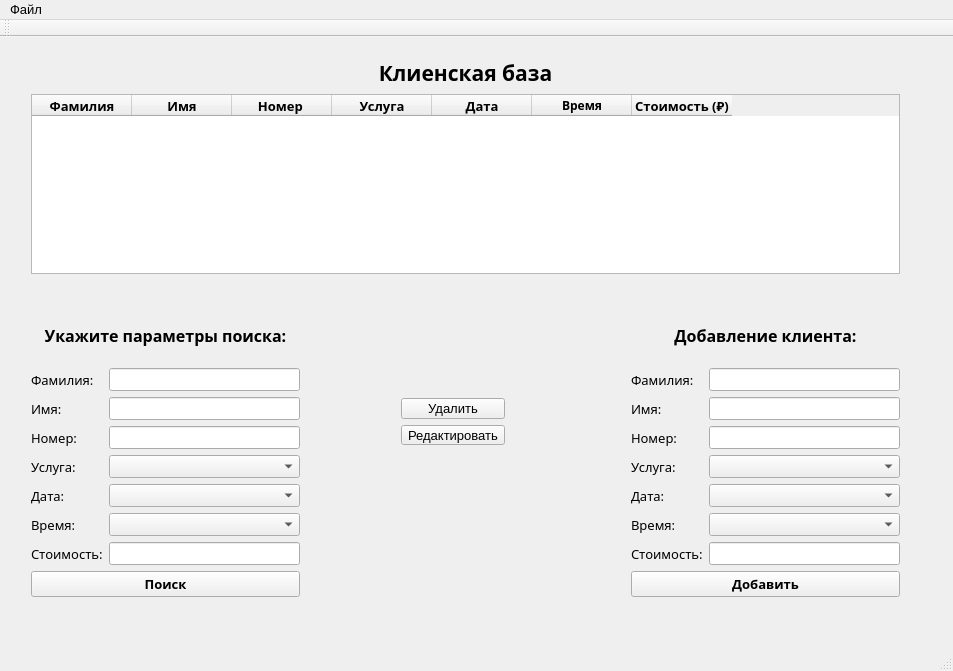
Old version of the form Final_Version_CourceWork/mainwindow.ui in the repository Spooxion/-hairdresser_search_system.
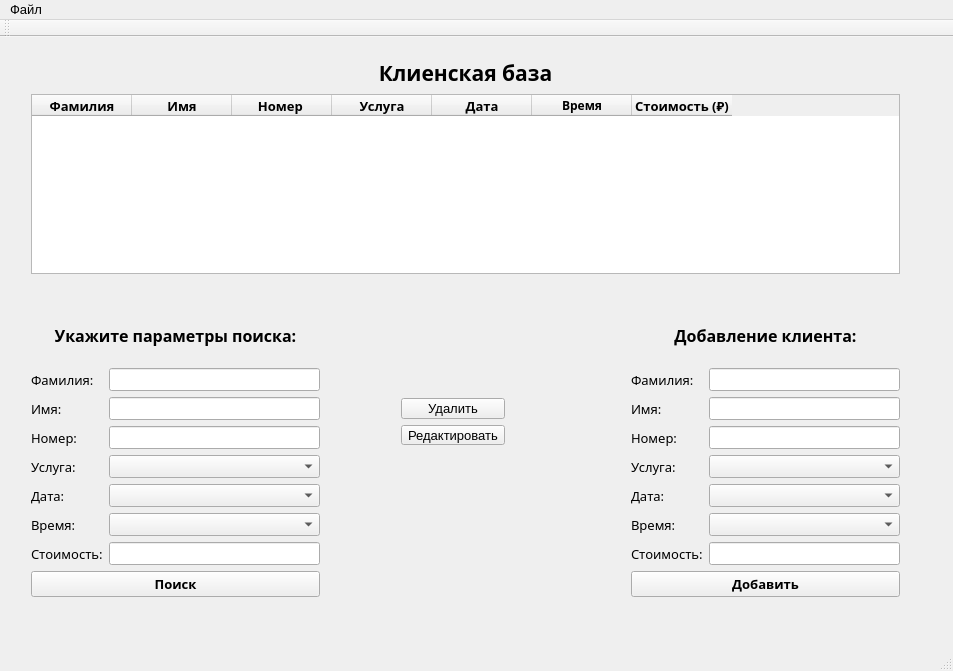
New version of the form.

What changed in the file:
```diff
--- a/Final_Version_CourceWork/mainwindow.ui
+++ b/Final_Version_CourceWork/mainwindow.ui
@@ -342,7 +342,7 @@
      <rect>
       <x>20</x>
       <y>260</y>
-      <width>291</width>
+      <width>311</width>
       <height>311</height>
      </rect>
     </property>
```
Left out of the diff: 38 changed lines with no effect on the pictures.
